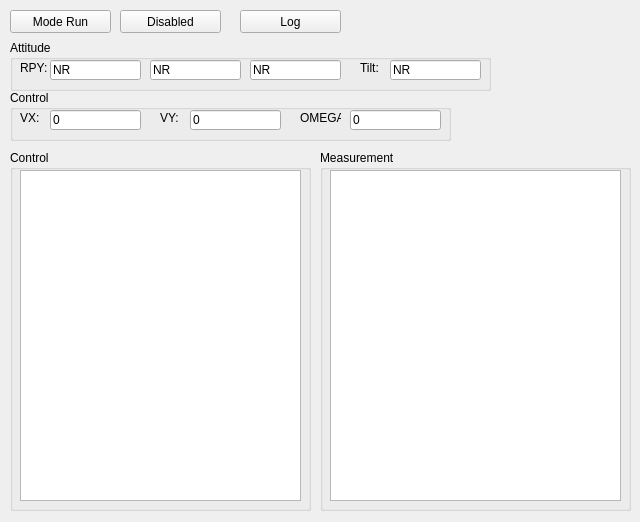
The window that software/GCSQt/mode_run.ui (tuannv-github/PIFer) describes before a commit, drawn with Qt 5.
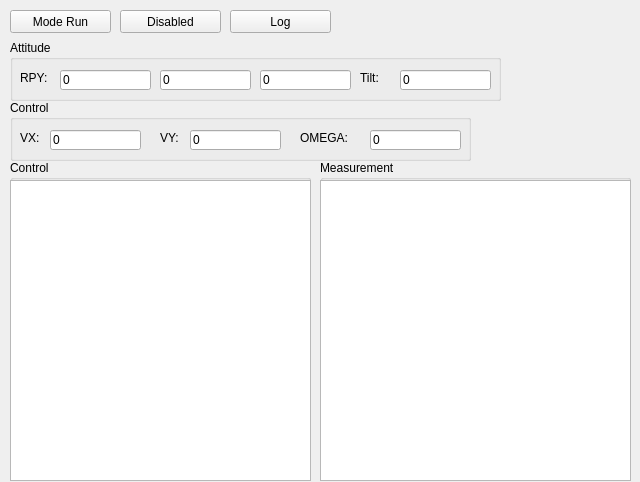
The same window after the commit.

What changed in the file:
```diff
--- a/software/GCSQt/mode_run.ui
+++ b/software/GCSQt/mode_run.ui
@@ -7,7 +7,7 @@
     <x>0</x>
     <y>0</y>
     <width>640</width>
-    <height>522</height>
+    <height>482</height>
    </rect>
   </property>
   <property name="windowTitle">
@@ -18,8 +18,8 @@
     <rect>
      <x>10</x>
      <y>40</y>
-     <width>481</width>
-     <height>51</height>
+     <width>491</width>
+     <height>61</height>
     </rect>
    </property>
    <property name="title">
@@ -29,7 +29,7 @@
     <property name="geometry">
      <rect>
       <x>10</x>
-      <y>20</y>
+      <y>30</y>
       <width>31</width>
       <height>16</height>
      </rect>
@@ -41,14 +41,14 @@
    <widget class="QLineEdit" name="txtBoxRoll">
     <property name="geometry">
      <rect>
-      <x>40</x>
-      <y>20</y>
+      <x>50</x>
+      <y>30</y>
       <width>91</width>
       <height>20</height>
      </rect>
     </property>
     <property name="text">
-     <string>NR</string>
+     <string>0</string>
     </property>
     <property name="readOnly">
      <bool>true</bool>
@@ -57,14 +57,14 @@
    <widget class="QLineEdit" name="txtBoxPitch">
     <property name="geometry">
      <rect>
-      <x>140</x>
-      <y>20</y>
+      <x>150</x>
+      <y>30</y>
       <width>91</width>
       <height>20</height>
      </rect>
     </property>
     <property name="text">
-     <string>NR</string>
+     <string>0</string>
     </property>
     <property name="readOnly">
      <bool>true</bool>
@@ -73,14 +73,14 @@
    <widget class="QLineEdit" name="txtBoxYaw">
     <property name="geometry">
      <rect>
-      <x>240</x>
-      <y>20</y>
+      <x>250</x>
+      <y>30</y>
       <width>91</width>
       <height>20</height>
      </rect>
     </property>
     <property name="text">
-     <string>NR</string>
+     <string>0</string>
     </property>
     <property name="readOnly">
      <bool>true</bool>
@@ -90,7 +90,7 @@
     <property name="geometry">
      <rect>
       <x>350</x>
-      <y>20</y>
+      <y>30</y>
       <width>31</width>
       <height>16</height>
      </rect>
@@ -102,14 +102,14 @@
    <widget class="QLineEdit" name="tb_tilt_cal">
     <property name="geometry">
      <rect>
-      <x>380</x>
-      <y>20</y>
+      <x>390</x>
+      <y>30</y>
       <width>91</width>
       <height>20</height>
      </rect>
     </property>
     <property name="text">
-     <string>NR</string>
+     <string>0</string>
     </property>
     <property name="readOnly">
      <bool>true</bool>
@@ -133,9 +133,9 @@
    <property name="geometry">
     <rect>
      <x>10</x>
-     <y>90</y>
-     <width>441</width>
-     <height>51</height>
+     <y>100</y>
+     <width>461</width>
+     <height>61</height>
     </rect>
    </property>
    <property name="title">
@@ -145,7 +145,7 @@
     <property name="geometry">
      <rect>
       <x>10</x>
-      <y>20</y>
+      <y>30</y>
       <width>31</width>
       <height>16</height>
      </rect>
@@ -158,7 +158,7 @@
     <property name="geometry">
      <rect>
       <x>40</x>
-      <y>20</y>
+      <y>30</y>
       <width>91</width>
       <height>20</height>
      </rect>
@@ -174,7 +174,7 @@
     <property name="geometry">
      <rect>
       <x>150</x>
-      <y>20</y>
+      <y>30</y>
       <width>31</width>
       <height>16</height>
      </rect>
@@ -187,8 +187,8 @@
     <property name="geometry">
      <rect>
       <x>290</x>
-      <y>20</y>
-      <width>41</width>
+      <y>30</y>
+      <width>61</width>
       <height>16</height>
      </rect>
     </property>
@@ -200,7 +200,7 @@
     <property name="geometry">
      <rect>
       <x>180</x>
-      <y>20</y>
+      <y>30</y>
       <width>91</width>
       <height>20</height>
      </rect>
@@ -215,8 +215,8 @@
    <widget class="QLineEdit" name="txtb_pidt_w">
     <property name="geometry">
      <rect>
-      <x>340</x>
-      <y>20</y>
+      <x>360</x>
+      <y>30</y>
       <width>91</width>
       <height>20</height>
      </rect>
@@ -245,7 +245,7 @@
   <widget class="QPushButton" name="btn_log">
    <property name="geometry">
     <rect>
-     <x>240</x>
+     <x>230</x>
      <y>10</y>
      <width>101</width>
      <height>23</height>
@@ -259,9 +259,9 @@
    <property name="geometry">
     <rect>
      <x>10</x>
-     <y>150</y>
+     <y>160</y>
      <width>301</width>
-     <height>361</height>
+     <height>321</height>
     </rect>
    </property>
    <property name="title">
@@ -270,10 +270,10 @@
    <widget class="QPlainTextEdit" name="pteControl">
     <property name="geometry">
      <rect>
-      <x>10</x>
+      <x>0</x>
       <y>20</y>
-      <width>281</width>
-      <height>331</height>
+      <width>301</width>
+      <height>301</height>
      </rect>
     </property>
    </widget>
@@ -282,9 +282,9 @@
    <property name="geometry">
     <rect>
      <x>320</x>
-     <y>150</y>
+     <y>160</y>
      <width>311</width>
-     <height>361</height>
+     <height>321</height>
     </rect>
    </property>
    <property name="title">
@@ -293,10 +293,10 @@
    <widget class="QPlainTextEdit" name="pteMeasurement">
     <property name="geometry">
      <rect>
-      <x>10</x>
+      <x>0</x>
       <y>20</y>
-      <width>291</width>
-      <height>331</height>
+      <width>311</width>
+      <height>301</height>
      </rect>
     </property>
    </widget>
```
